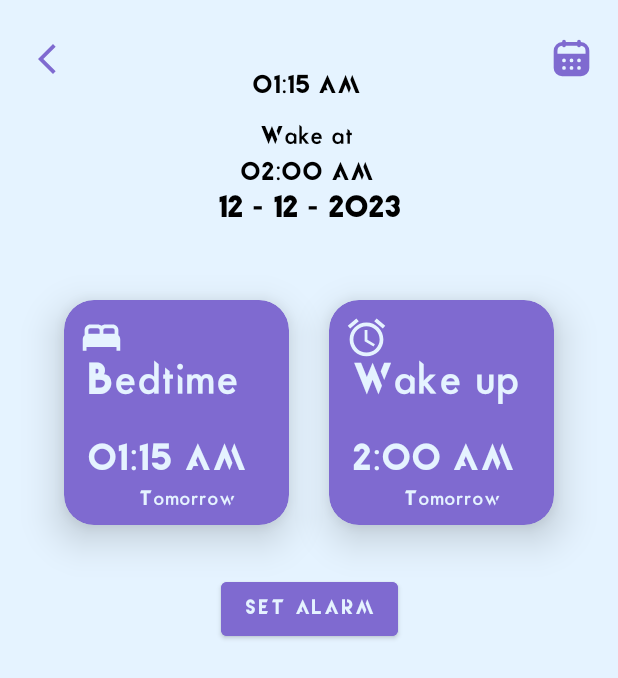
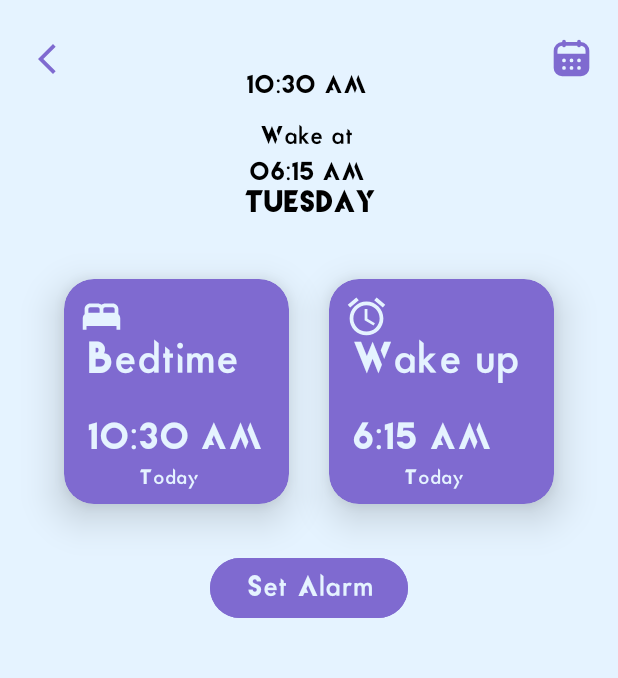
Before and after one commit to sayeedajmal/AlaramClock, an Android app: the alarm screen opened directly, with no data from a screen before it, on a phone screen of 412 x 824 dp. Shown: the top 678 px of the screen. Run offline under Robolectric (Android 15) with nearby library versions, the light colour scheme and no system bars; libraries missing offline, so code that uses them is left out: nl.joery.timerangepicker; plain views replace TimeRangePicker; 2 statements that could not run were skipped.

Commit message:
SUCCESSFULLY IMPLEMENTED ALARM

```diff
--- a/app/src/main/AndroidManifest.xml
+++ b/app/src/main/AndroidManifest.xml
@@ -3,6 +3,7 @@
     xmlns:tools="http://schemas.android.com/tools">
 
     <uses-permission android:name="android.permission.POST_NOTIFICATIONS" />
+    <uses-permission android:name="android.permission.SCHEDULE_EXACT_ALARM" />
     <application
         android:allowBackup="true"
         android:dataExtractionRules="@xml/data_extraction_rules"
@@ -24,8 +25,9 @@
             </intent-filter>
         </activity>
         <activity android:name=".alarm" />
+        <activity android:name=".alarm_show" />
 
-        <service android:name=".services" />
+        <receiver android:name=".services" />
     </application>
 
 </manifest>
--- a/app/src/main/java/com/strong/alaramclock/alarm.java
+++ b/app/src/main/java/com/strong/alaramclock/alarm.java
@@ -1,8 +1,12 @@
 package com.strong.alaramclock;
 
 import android.annotation.SuppressLint;
+import android.app.AlarmManager;
+import android.app.PendingIntent;
+import android.content.Context;
+import android.content.Intent;
 import android.os.Bundle;
-import android.widget.DatePicker;
+import android.widget.Toast;
 
 import androidx.annotation.NonNull;
 import androidx.appcompat.app.AppCompatActivity;
@@ -10,12 +14,20 @@ import androidx.appcompat.app.AppCompatActivity;
 import com.google.android.material.bottomsheet.BottomSheetDialog;
 import com.strong.alaramclock.databinding.ActivityAlarmBinding;
 
+import java.time.DayOfWeek;
+import java.time.LocalDateTime;
+import java.util.Calendar;
+
 import nl.joery.timerangepicker.TimeRangePicker;
 
 public class alarm extends AppCompatActivity {
     static int sleepAtHour, sleepAtMinute, wakeAtHour, wakeAtMinute;
     BottomSheetDialog bottomSheetDialog;
+    static AlarmManager alarmManager;
     ActivityAlarmBinding AlarmBind;
+    int totalDuration;
+    final LocalDateTime date = LocalDateTime.now();
+    Calendar calendar;
 
     @SuppressLint("SetTextI18n")
     @Override
@@ -24,12 +36,18 @@ public class alarm extends AppCompatActivity {
         AlarmBind = ActivityAlarmBinding.inflate(getLayoutInflater());
         setContentView(AlarmBind.getRoot());
 
-        AlarmBind.sleepAtHour.setText("01:15 AM");
-        sleepAtHour = 1;
-        sleepAtMinute = 15;
-        AlarmBind.wakAtHour.setText("02:00 AM");
+
+        DayOfWeek getDay = date.getDayOfWeek();
+        AlarmBind.day.setText(String.valueOf(getDay));
+        sleepAtHour = date.getHour();
+        sleepAtMinute = date.getMinute();
+        AlarmBind.TimePicker.setEndTime(new TimeRangePicker.Time(sleepAtHour, sleepAtMinute));
+        AlarmBind.sleepAtHour.setText(sleepAtHour + ":" + sleepAtMinute + " " + AMorPM(sleepAtHour));
+        AlarmBind.bedTime.setText(sleepAtHour + ":" + sleepAtMinute + " " + AMorPM(sleepAtHour));
+        AlarmBind.wakAtHour.setText("06:15 AM");
         wakeAtHour = 2;
         wakeAtMinute = 0;
+
         AlarmBind.TimePicker.setOnTimeChangeListener(new TimeRangePicker.OnTimeChangeListener() {
             @SuppressLint("SetTextI18n")
             @Override
@@ -52,24 +70,29 @@ public class alarm extends AppCompatActivity {
 
             @Override
             public void onDurationChange(@NonNull TimeRangePicker.TimeDuration timeDuration) {
+                totalDuration = timeDuration.getDurationMinutes();
             }
         });
 
-        AlarmBind.Calender.setOnClickListener(view -> {
+        /*AlarmBind.Calender.setOnClickListener(view -> {
             bottomSheetDialog = new BottomSheetDialog(this);
             bottomSheetDialog.setContentView(R.layout.fragment_bottom_dialog);
             DatePicker datePicker = bottomSheetDialog.findViewById(R.id.DatePicker);
             assert datePicker != null;
             datePicker.setOnDateChangedListener((datePicker1, i, i1, i2) -> {
-                AlarmBind.selectedDate.setText(datePicker1.getDayOfMonth() + " / " + (i1 + 1) + " / " + datePicker1.getYear());
+                Calendar cal = Calendar.getInstance();
+                cal.set(i, i1, i2);
+                AlarmBind.day.setText(String.valueOf(cal.get(Calendar.DAY_OF_WEEK)));
                 bottomSheetDialog.cancel();
             });
             bottomSheetDialog.show();
             bottomSheetDialog.setCanceledOnTouchOutside(true);
             bottomSheetDialog.setOnDismissListener(dialogInterface -> bottomSheetDialog.hide());
-        });
+        });*/
 
         AlarmBind.backButton.setOnClickListener(v -> onBackPressed());
+
+        AlarmBind.SetAlarm.setOnClickListener(v -> setAlarm());
     }
 
     private String Hour_12(int hour) {
@@ -101,4 +124,21 @@ public class alarm extends AppCompatActivity {
         }
         return String.valueOf(minute);
     }
+
+    private void setAlarm() {
+        alarmManager = (AlarmManager) getSystemService(Context.ALARM_SERVICE);
+        Intent intent = new Intent(this, services.class);
+        PendingIntent pendingIntent = PendingIntent.getBroadcast(this, 123, intent, PendingIntent.FLAG_IMMUTABLE);
+
+        calendar = Calendar.getInstance();
+        calendar.set(Calendar.HOUR_OF_DAY, wakeAtHour);
+        calendar.set(Calendar.MINUTE, wakeAtMinute);
+        calendar.set(Calendar.SECOND, 0);
+        calendar.set(Calendar.MILLISECOND, 0);
+        //alarmManager.setRepeating(AlarmManager.RTC_WAKEUP, calendar.getTimeInMillis(), AlarmManager.INTERVAL_FIFTEEN_MINUTES, pendingIntent);
+        alarmManager.setExact(AlarmManager.RTC_WAKEUP, calendar.getTimeInMillis(), pendingIntent);
+        //alarmManager.setInexactRepeating(AlarmManager.RTC_WAKEUP, System.currentTimeMillis() + 5000, 2000, pendingIntent);
+        Toast.makeText(this, "SLEEP WELL. YOU HAVE ONLY " + totalDuration + " MINUTES.", Toast.LENGTH_LONG).show();
+        onBackPressed();
+    }
 }
--- a/app/src/main/java/com/strong/alaramclock/alarmAdopter.java
+++ b/app/src/main/java/com/strong/alaramclock/alarmAdopter.java
@@ -41,7 +41,7 @@ public class alarmAdopter extends RecyclerView.Adapter<alarmAdopter.ViewHolder>
                 holder.onOff.setText("OFF");
             }
         });
-        holder.itemView.setOnClickListener(view -> context.startActivity(new Intent(context, FullscreenActivity.class)));
+        holder.itemView.setOnClickListener(view -> context.startActivity(new Intent(context, alarm_show.class)));
     }
 
     @Override
--- a/app/src/main/res/layout/activity_alarm.xml
+++ b/app/src/main/res/layout/activity_alarm.xml
@@ -39,15 +39,18 @@
         android:layout_height="wrap_content"
         android:layout_marginTop="16dp"
         app:cardElevation="@dimen/fab_margin"
+        app:trp_clockLabelColor="@color/light_purple"
         app:layout_constraintEnd_toEndOf="parent"
         app:layout_constraintStart_toStartOf="parent"
         app:layout_constraintTop_toBottomOf="@+id/backButton"
         app:layout_optimizationLevel="barrier"
-        app:trp_endTime="2:00"
+        app:trp_endTime="6:15"
         app:trp_sliderRangeColor="@color/light_purple"
         app:trp_sliderWidth="20dp"
         app:trp_startTime="1:15"
+        app:trp_clockLabelSize="25sp"
         app:trp_stepTimeMinutes="5"
+
         app:trp_thumbColor="@color/pure_white"
         app:trp_thumbIconEnd="@drawable/ic_alarm"
         app:trp_thumbIconSize="25dp"
@@ -102,11 +105,11 @@
         app:layout_constraintTop_toBottomOf="@+id/textView2" />
 
     <TextView
-        android:id="@+id/selectedDate"
+        android:id="@+id/day"
         android:layout_width="wrap_content"
         android:layout_height="wrap_content"
         android:layout_marginTop="24dp"
-        android:text="12 - 12 - 2023"
+        android:text="Monday"
         android:textSize="20sp"
         android:textStyle="bold"
         app:layout_constraintEnd_toEndOf="@+id/TimePicker"
@@ -118,13 +121,13 @@
         android:layout_width="150dp"
         android:layout_height="150dp"
         android:layout_marginStart="16dp"
-        android:layout_marginTop="50dp"
+        android:layout_marginTop="40dp"
         app:cardBackgroundColor="@color/light_purple"
         app:cardCornerRadius="20dp"
         app:cardElevation="@dimen/fab_margin"
         app:layout_constraintEnd_toStartOf="@+id/cardView2"
         app:layout_constraintStart_toStartOf="parent"
-        app:layout_constraintTop_toBottomOf="@+id/selectedDate">
+        app:layout_constraintTop_toBottomOf="@+id/day">
 
         <ImageView
             android:layout_width="30dp"
@@ -156,13 +159,14 @@
             android:textSize="25sp" />
 
         <TextView
+            android:id="@+id/tomorrow"
             android:layout_width="wrap_content"
             android:layout_height="wrap_content"
             android:layout_gravity="bottom"
             android:layout_marginStart="50dp"
             android:layout_marginBottom="10dp"
             android:background="@color/transparent"
-            android:text="Tomorrow"
+            android:text="Today"
             android:textColor="@color/white" />
     </androidx.cardview.widget.CardView>
 
@@ -204,22 +208,24 @@
             android:layout_marginStart="15dp"
             android:layout_marginBottom="30dp"
             android:background="@color/transparent"
-            android:text="2:00 AM"
+            android:text="6:15 AM"
             android:textColor="@color/white"
             android:textSize="25sp" />
 
         <TextView
+            android:id="@+id/today"
             android:layout_width="wrap_content"
             android:layout_height="wrap_content"
             android:layout_gravity="bottom"
             android:layout_marginStart="50dp"
             android:layout_marginBottom="10dp"
             android:background="@color/transparent"
-            android:text="Tomorrow"
+            android:text="Today"
             android:textColor="@color/white" />
     </androidx.cardview.widget.CardView>
 
     <Button
+        android:id="@+id/SetAlarm"
         android:layout_width="wrap_content"
         android:layout_height="wrap_content"
         android:layout_marginTop="32dp"
@@ -227,6 +233,7 @@
         android:text="Set Alarm"
         android:textColor="@color/white"
         app:cardElevation="@dimen/fab_margin"
+        android:textSize="20sp"
         app:layout_constraintEnd_toEndOf="parent"
         app:layout_constraintStart_toStartOf="parent"
         app:layout_constraintTop_toBottomOf="@+id/cardView" />
--- a/app/src/main/res/values-night/themes.xml
+++ b/app/src/main/res/values-night/themes.xml
@@ -1,6 +1,6 @@
 <resources>
     <!-- Base application theme. -->
-    <style name="Theme.AlaramClock" parent="Theme.MaterialComponents.DayNight.NoActionBar">
+    <style name="Theme.AlaramClock" parent="Theme.Material3.DayNight.NoActionBar">
         <item name="android:background">@color/gray</item>
         <item name="android:textColor">@color/white</item>
         <item name="fontFamily">@font/mova</item>
--- a/app/src/main/res/values/themes.xml
+++ b/app/src/main/res/values/themes.xml
@@ -1,6 +1,6 @@
 <resources>
     <!-- Base application theme. -->
-    <style name="Theme.AlaramClock" parent="Theme.MaterialComponents.DayNight.NoActionBar">
+    <style name="Theme.AlaramClock" parent="Theme.Material3.DayNight.NoActionBar">
         <item name="android:background">@color/white</item>
         <item name="android:textColor">@color/black</item>
         <item name="fontFamily">@font/mova</item>
```
Also changed, not shown: app/src/main/java/com/strong/alaramclock/alarm_show.java (+23 -164 lines), app/src/main/java/com/strong/alaramclock/services.java (+36 -9 lines), app/src/main/res/layout/activity_alarm_show.xml (+28 -24 lines).
